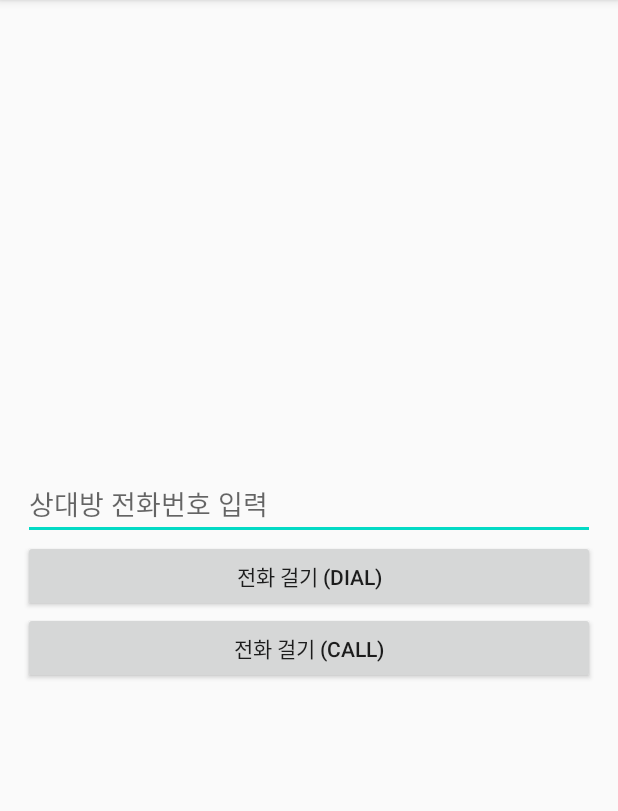
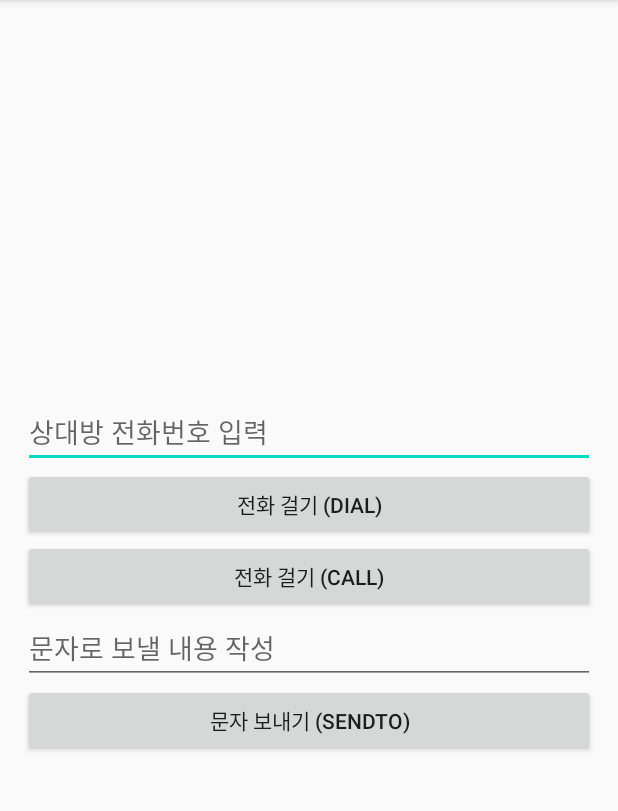
Before and after one commit to dhdbseh/AndroidIntent_20200705, an Android app: the screen it shows after launch (MainActivity), on a phone screen of 412 x 824 dp, the part 84-895 px from its top. Run offline under Robolectric (Android 15) with nearby library versions, the phone set to English and light mode, and no system bars.

```diff
--- a/app/src/main/res/layout/activity_main.xml
+++ b/app/src/main/res/layout/activity_main.xml
@@ -28,4 +28,16 @@
         android:layout_height="wrap_content"
         android:text="전화 걸기 (CALL)"/>
 
+    <EditText
+        android:id="@+id/smsContentEdt"
+        android:layout_width="match_parent"
+        android:layout_height="wrap_content"
+        android:hint="문자로 보낼 내용 작성"/>
+
+    <Button
+        android:id="@+id/sendSmsBtn"
+        android:layout_width="match_parent"
+        android:layout_height="wrap_content"
+        android:text="문자 보내기 (SENDTO)"/>
+
 </LinearLayout>
```
Also changed, not shown: app/src/main/java/kr/co/tjoeun/androidintent_20200705/MainActivity.kt (+17 -0 lines).
